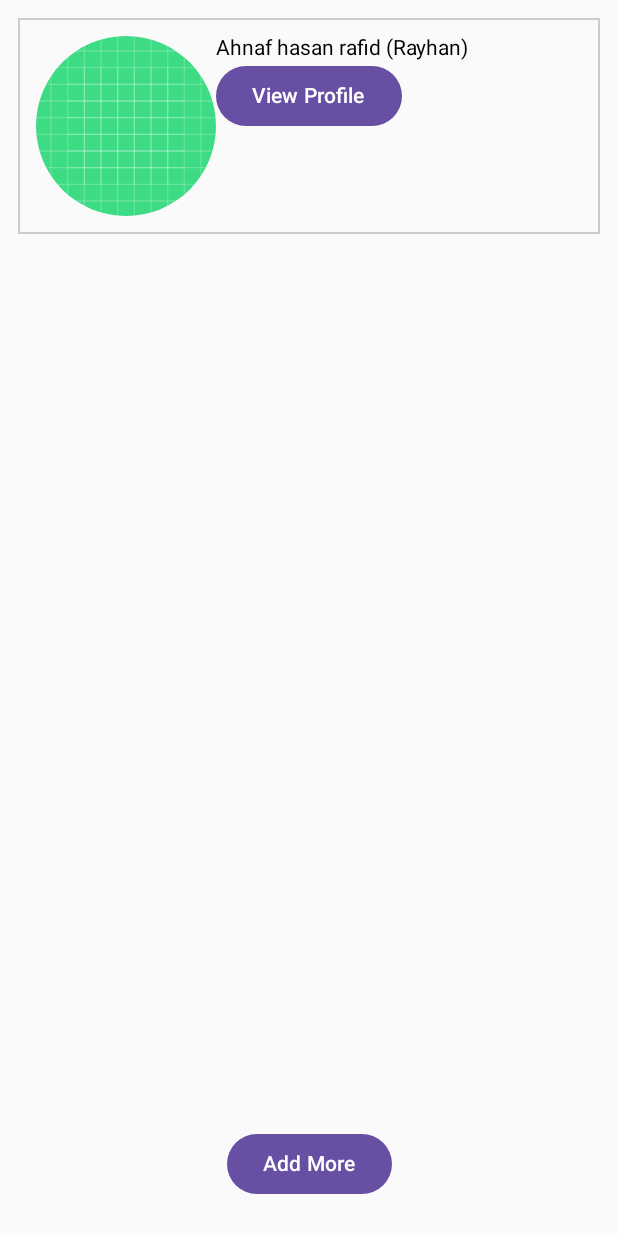
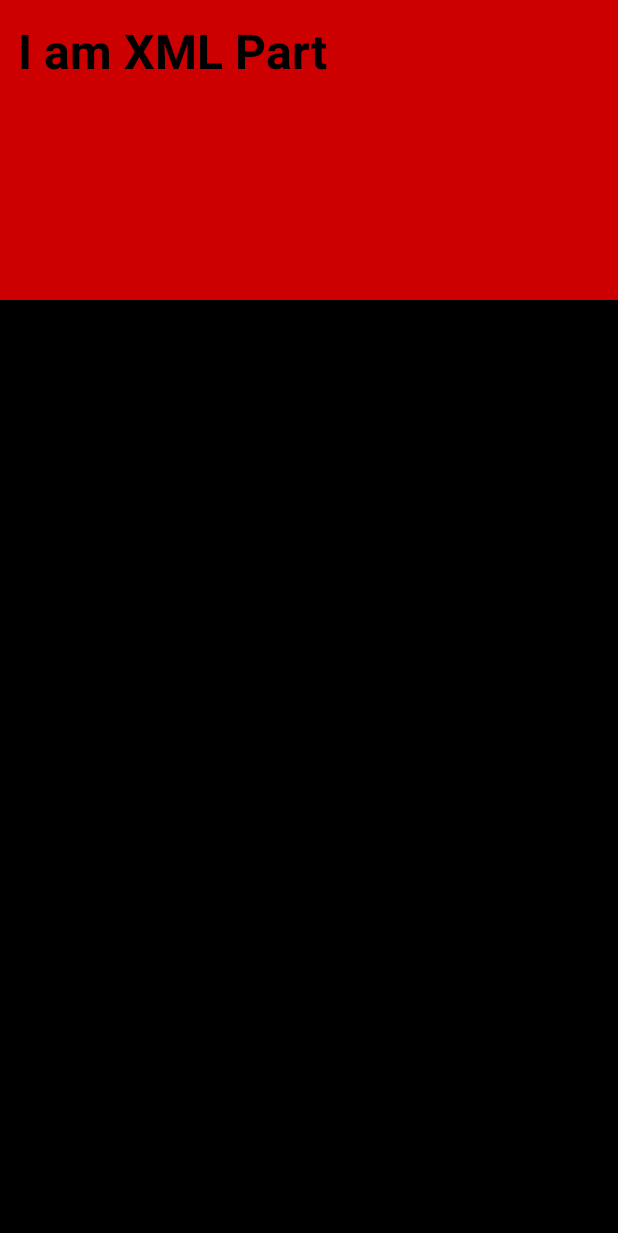
Before and after one commit to ratul-space/Jetpack_Compose_Intro, an Android app built with Jetpack Compose: the MainActivity screen opened directly, with no data from a screen before it, on a phone screen of 412 x 824 dp. Shown: the top 1233 px of the screen. Run offline under Robolectric (Android 15) with nearby library versions, the phone set to English and light mode, and no system bars.

Commit message:
feat: update theme

```diff
--- a/app/src/main/java/com/example/jetpackcomposeintro/MainActivity.kt
+++ b/app/src/main/java/com/example/jetpackcomposeintro/MainActivity.kt
@@ -47,9 +47,9 @@
 class MainActivity : ComponentActivity() {
     override fun onCreate(savedInstanceState: Bundle?) {
         super.onCreate(savedInstanceState)
-        setContent {
-            MainContent()
-        }
+        setContentView(R.layout.activity_legacy)
+
+
     }
 }
 
--- a/app/src/main/res/layout/activity_legacy.xml
+++ b/app/src/main/res/layout/activity_legacy.xml
@@ -1,14 +1,29 @@
 <?xml version="1.0" encoding="utf-8"?>
 <LinearLayout xmlns:android="http://schemas.android.com/apk/res/android"
+    xmlns:tools="http://schemas.android.com/tools"
     android:layout_width="match_parent"
     android:layout_height="match_parent"
+    android:id="@+id/content"
+    android:background="@color/black"
     android:orientation="vertical">
 
     <TextView
         android:layout_width="match_parent"
-        android:layout_height="wrap_content"
-        android:text="Bismillah"
-        android:textColor="@color/purple_700"
-        android:textSize="40sp" />
+        android:layout_height="200dp"
+        android:background="@android:color/holo_red_dark"
+        android:padding="12dp"
+        android:text="I am XML Part"
+        android:textColor="#000000"
+        android:textSize="32sp"
+        android:textStyle="bold" />
+
+     <androidx.compose.ui.platform.ComposeView
+         android:id="@+id/compose_view"
+         android:layout_width="match_parent"
+         android:layout_height="match_parent"/>
+
+
+
+
 
 </LinearLayout>
--- a/app/src/main/res/values/strings.xml
+++ b/app/src/main/res/values/strings.xml
@@ -1,4 +1,6 @@
 <resources>
     <string name="app_name">Jetpack Compose Intro</string>
     <string name="user_name">Ahnaf hasan rafid (Rayhan)</string>
+    <!-- TODO: Remove or change this placeholder text -->
+    <string name="hello_blank_fragment">Hello blank fragment</string>
 </resources>
```
Also changed, not shown: app/src/main/java/com/example/jetpackcomposeintro/LegacyFragment.kt (added, +22 -0 lines), app/src/main/res/layout/fragment_legacy.xml (added, +14 -0 lines).
